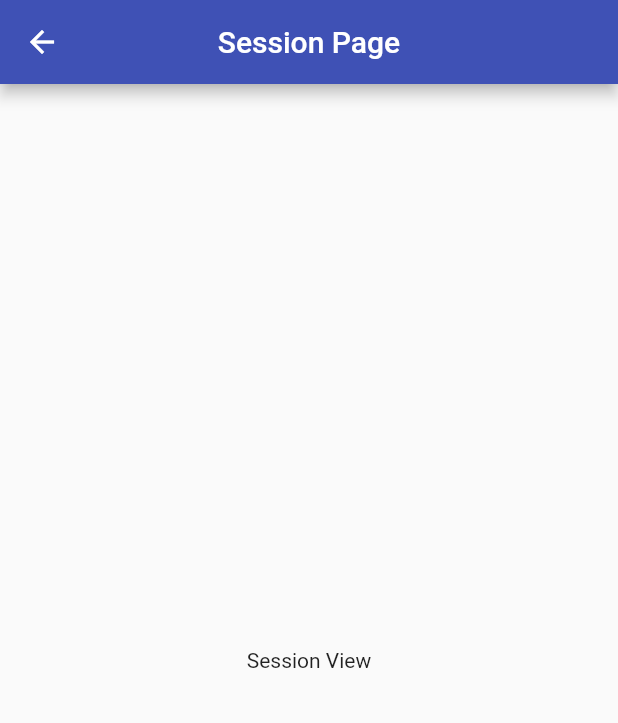
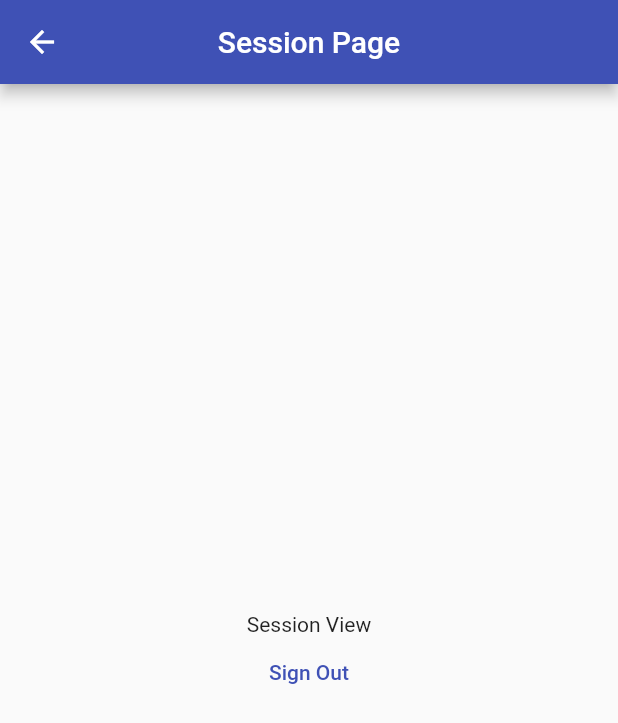
Before and after one commit to oguzcc/auth_flow_with_bloc, a Flutter app: the SessionView screen opened directly, on a phone screen of 412 x 824 dp. Shown: the top 723 px of the screen. Run offline on Flutter 3.47's test engine with Material 2 defaults, Android fonts, the phone set to English and light mode, and no system bars; our stand-ins replace bloc, flutter_bloc.

Commit message:
sign out button added

```diff
--- a/lib/session/session_page.dart
+++ b/lib/session/session_page.dart
@@ -1,4 +1,7 @@
+import '../data/auth_repository.dart';
+import 'session_cubit.dart';
 import 'package:flutter/material.dart';
+import 'package:flutter_bloc/flutter_bloc.dart';
 import '../util/components/app_bar.dart';
 
 class SessionPage extends StatelessWidget {
@@ -17,9 +20,22 @@ class SessionView extends StatelessWidget {
   Widget build(BuildContext context) {
     return Scaffold(
       appBar: appBar(text: 'Session Page'),
-      body: const Center(
-        child: Text('Session View'),
+      body: Center(
+        child: Column(
+          mainAxisAlignment: MainAxisAlignment.center,
+          children: [
+            const Text('Session View'),
+            _signOutButton(context),
+          ],
+        ),
       ),
     );
   }
+
+  Widget _signOutButton(BuildContext context) {
+    return TextButton(
+      onPressed: context.read<SessionCubit>().signOut,
+      child: const Text('Sign Out'),
+    );
+  }
 }
```
